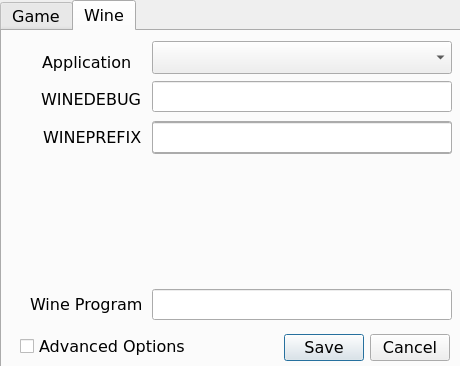
The window that OneLauncher/ui/winSettings.ui (JuneStepp/OneLauncher) describes before a commit, drawn with Qt 5.
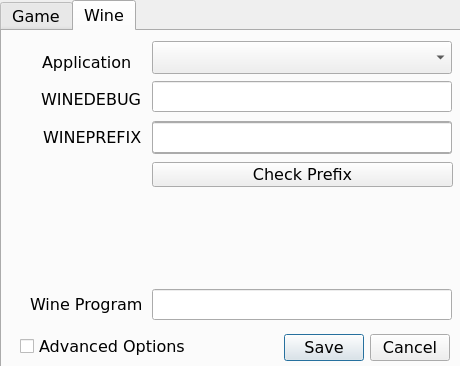
The same window after the commit. The open tabs and pages were chosen to show the change.

Commit message: Added check prefix to settings window

What changed in the file:
```diff
--- a/OneLauncher/ui/winSettings.ui
+++ b/OneLauncher/ui/winSettings.ui
@@ -265,6 +265,19 @@
       </rect>
      </property>
     </widget>
+    <widget class="QPushButton" name="btnCheckPrefix">
+     <property name="geometry">
+      <rect>
+       <x>150</x>
+       <y>131</y>
+       <width>301</width>
+       <height>25</height>
+      </rect>
+     </property>
+     <property name="text">
+      <string>Check Prefix</string>
+     </property>
+    </widget>
    </widget>
   </widget>
   <widget class="QDialogButtonBox" name="btnBoxOptions">
```
The commit also changes 3 other files.
